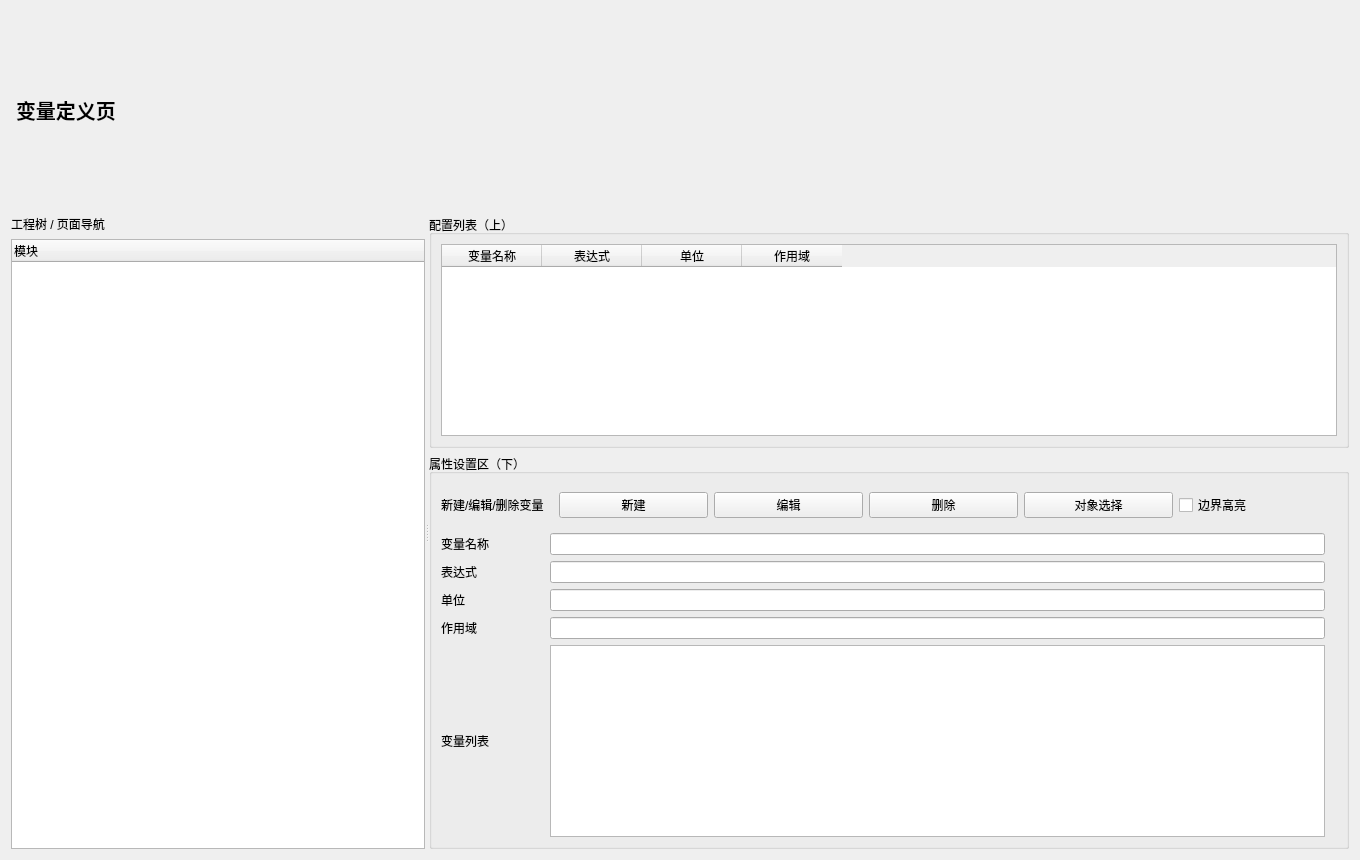
First picture: the form in plugins/Base_Display/SolverVariableDefinitionPage.ui, repository asd977/base_cae, before the edit.
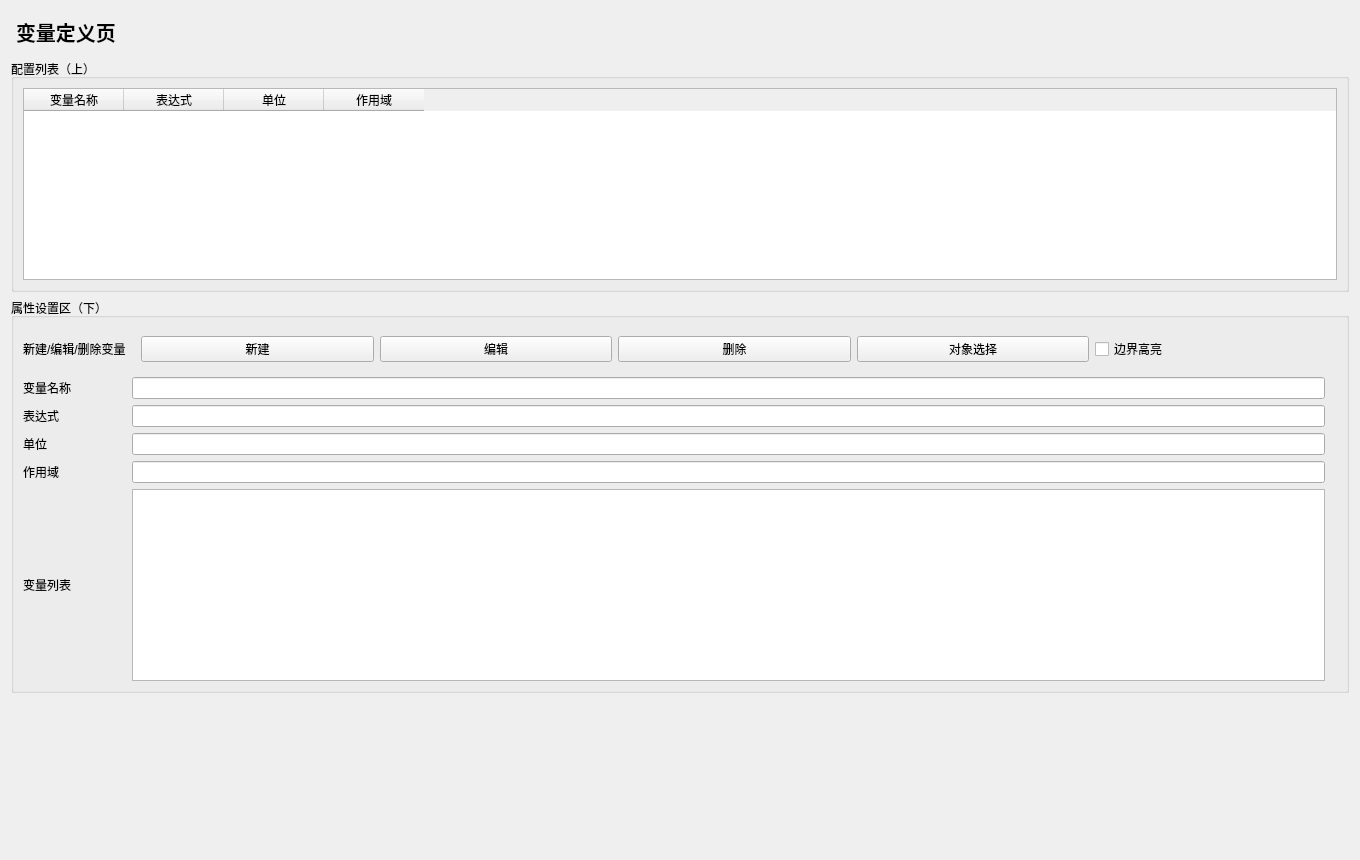
Second picture: the form after the edit.

Commit message: 按评审意见移除左侧导航并补充底部纵向弹簧

The edit to the form file:
```diff
--- a/plugins/Base_Display/SolverVariableDefinitionPage.ui
+++ b/plugins/Base_Display/SolverVariableDefinitionPage.ui
@@ -6,17 +6,6 @@
   <layout class="QVBoxLayout" name="rootLayout">
    <item><widget class="QLabel" name="titleLabel"><property name="styleSheet"><string notr="true">font-size:20px;font-weight:700;padding:6px 0;</string></property><property name="text"><string>变量定义页</string></property></widget></item>
    <item>
-    <widget class="QSplitter" name="mainSplitter">
-     <property name="orientation"><enum>Qt::Horizontal</enum></property>
-     <widget class="QWidget" name="leftPanel">
-      <layout class="QVBoxLayout" name="leftLayout">
-       <item><widget class="QLabel" name="navTitle"><property name="text"><string>工程树 / 页面导航</string></property></widget></item>
-       <item><widget class="QTreeWidget" name="navTree"><column><property name="text"><string>模块</string></property></column></widget></item>
-      </layout>
-     </widget>
-     <widget class="QWidget" name="rightPanel">
-      <layout class="QVBoxLayout" name="rightLayout">
-       <item>
         <widget class="QGroupBox" name="listGroup"><property name="title"><string>配置列表（上）</string></property>
          <layout class="QVBoxLayout" name="listLayout">
           <item><widget class="QTableWidget" name="configTable">              <column><property name="text"><string>变量名称</string></property></column>
@@ -45,9 +34,11 @@
          </layout>
         </widget>
        </item>
-      </layout>
-     </widget>
-    </widget>
+   <item>
+    <spacer name="verticalSpacer">
+     <property name="orientation"><enum>Qt::Vertical</enum></property>
+     <property name="sizeHint" stdset="0"><size><width>20</width><height>40</height></size></property>
+    </spacer>
    </item>
   </layout>
  </widget>
```
Left out of the diff: 3 changed lines with no effect on the pictures. Lines whose indentation alone changed are shown as unchanged. The commit also changes 23 other files.
